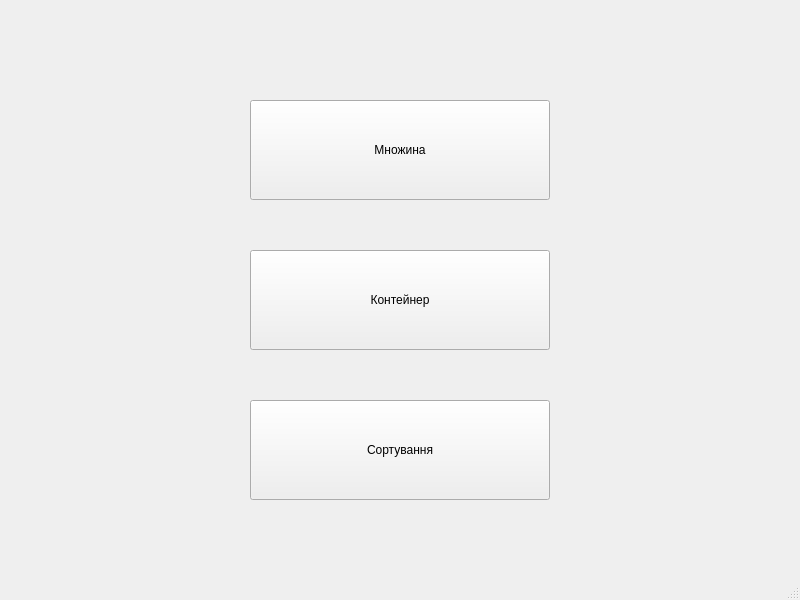
This is gui/Exam/mainwindow.ui in IvanRamyk/oop_exam as Qt 5 draws it before an edit. The edited form follows.
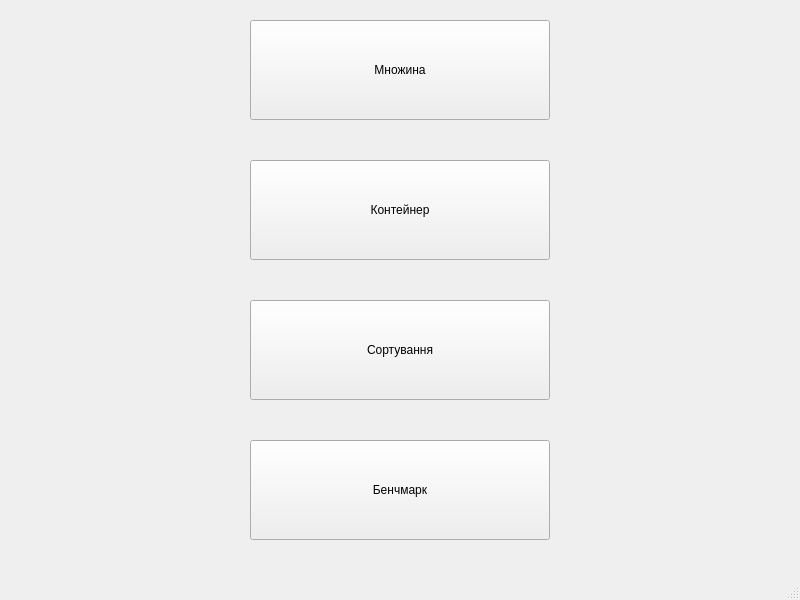
This is the edited form.

What changed in the file:
```diff
--- a/gui/Exam/mainwindow.ui
+++ b/gui/Exam/mainwindow.ui
@@ -18,7 +18,7 @@
     <property name="geometry">
      <rect>
       <x>250</x>
-      <y>100</y>
+      <y>20</y>
       <width>300</width>
       <height>100</height>
      </rect>
@@ -31,7 +31,7 @@
     <property name="geometry">
      <rect>
       <x>250</x>
-      <y>250</y>
+      <y>160</y>
       <width>300</width>
       <height>100</height>
      </rect>
@@ -44,7 +44,7 @@
     <property name="geometry">
      <rect>
       <x>250</x>
-      <y>400</y>
+      <y>300</y>
       <width>300</width>
       <height>100</height>
      </rect>
@@ -53,6 +53,19 @@
      <string>Сортування</string>
     </property>
    </widget>
+   <widget class="QPushButton" name="benchmarkButton">
+    <property name="geometry">
+     <rect>
+      <x>250</x>
+      <y>440</y>
+      <width>300</width>
+      <height>100</height>
+     </rect>
+    </property>
+    <property name="text">
+     <string>Бенчмарк</string>
+    </property>
+   </widget>
   </widget>
   <widget class="QMenuBar" name="menubar">
    <property name="geometry">
```
